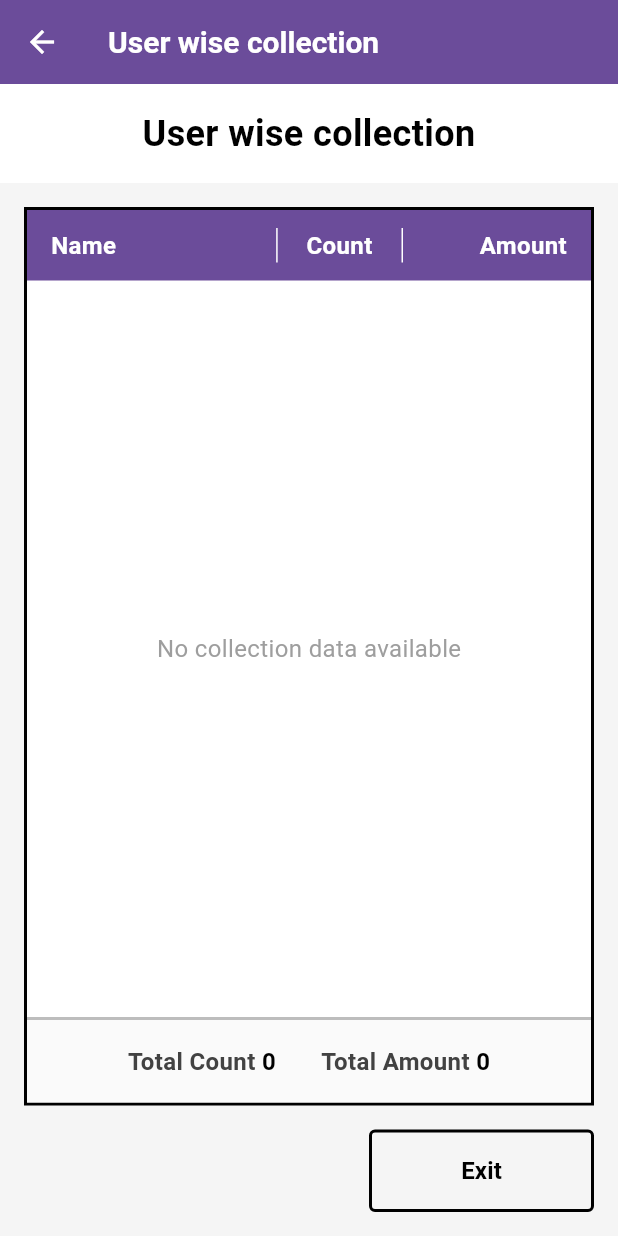
After one commit to Jayasri1702/moi_virunthu, a Flutter app: the UserWiseCollectionScreen screen opened by its route, on a phone screen of 412 x 824 dp. The commit adds this screen. Run offline on Flutter 3.47's test engine with Material 3 defaults, Android fonts, the phone set to English and light mode, and no system bars; our stand-ins replace pdf, printing, share_plus, supabase_flutter; missing offline and left inert: argon2; accounts and stored records are empty.

Commit message:
created user wise collection screen

```diff
--- a/lib/main.dart
+++ b/lib/main.dart
@@ -14,6 +14,7 @@ import 'screens/operator/collect_moi_screen.dart';
 import 'screens/operator/correct_village_name.dart'; // Add this line
 import 'screens/operator/uncle_reorder_screen.dart'; // Add this line
 import 'screens/operator/denomination_screen.dart';
+import 'screens/operator/user_wise_collection.dart';
 
 void main() async {
   WidgetsFlutterBinding.ensureInitialized();
@@ -47,6 +48,7 @@ class MyApp extends StatelessWidget {
         '/operator/correct-village-names': (context) => const CorrectVillageNamesScreen(),
         '/operator/uncle-reorder': (context) => const UncleReorderScreen(), // Add this line
         '/operator/denomination': (context) => const DenominationScreen(),
+        '/operator/user-collection': (context) => const UserWiseCollectionScreen(),
       },
     );
   }
--- a/lib/screens/operator/event_dashboard_screen.dart
+++ b/lib/screens/operator/event_dashboard_screen.dart
@@ -4,6 +4,7 @@ import 'collect_moi_screen.dart';
 import 'correct_village_name.dart'; // Add this import
 import 'uncle_reorder_screen.dart';
 import 'denomination_screen.dart';
+import 'user_wise_collection.dart';
 
 class EventDashboardScreen extends StatefulWidget {
   const EventDashboardScreen({super.key});
@@ -202,9 +203,13 @@ class _EventDashboardScreenState extends State<EventDashboardScreen> {
                       ),
                     );
                   }),
-                  const SizedBox(height: 12),
                   _buildActionButton('User wise collection', () {
-                    // Navigate to User wise collection screen
+                    Navigator.push(
+                      context,
+                      MaterialPageRoute(
+                        builder: (context) => const UserWiseCollectionScreen(),
+                      ),
+                    );
                   }),
                   const SizedBox(height: 12),
                   _buildActionButton('Similar Entries', () {
--- /dev/null
+++ b/lib/screens/operator/user_wise_collection.dart
@@ -0,0 +1,323 @@
+import 'package:flutter/material.dart';
+
+class UserWiseCollectionScreen extends StatefulWidget {
+  const UserWiseCollectionScreen({super.key});
+
+  @override
+  State<UserWiseCollectionScreen> createState() => _UserWiseCollectionScreenState();
+}
+
+class _UserWiseCollectionScreenState extends State<UserWiseCollectionScreen> {
+  // Empty list for now - will be populated from database later
+  List<Map<String, dynamic>> userCollections = [];
+
+  // Calculate totals
+  Map<String, dynamic> _calculateTotals() {
+    int totalCount = 0;
+    int totalAmount = 0;
+
+    for (var user in userCollections) {
+      totalCount += (user['count'] ?? 0) as int;
+      totalAmount += (user['amount'] ?? 0) as int;
+    }
+
+    return {
+      'totalCount': totalCount,
+      'totalAmount': totalAmount,
+    };
+  }
+
+  String _formatAmount(int amount) {
+    return amount.toString().replaceAllMapped(
+      RegExp(r'(\d{1,3})(?=(\d{3})+(?!\d))'),
+          (Match m) => '${m[1]},',
+    );
+  }
+
+  @override
+  Widget build(BuildContext context) {
+    final totals = _calculateTotals();
+
+    return Scaffold(
+      backgroundColor: Colors.grey[100],
+      appBar: AppBar(
+        backgroundColor: const Color(0xFF6B4C9A),
+        elevation: 0,
+        leading: IconButton(
+          icon: const Icon(Icons.arrow_back, color: Colors.white),
+          onPressed: () => Navigator.pop(context),
+        ),
+        title: const Text(
+          'User wise collection',
+          style: TextStyle(
+            color: Colors.white,
+            fontSize: 20,
+            fontWeight: FontWeight.bold,
+          ),
+        ),
+      ),
+      body: Column(
+        children: [
+          // Header
+          Container(
+            width: double.infinity,
+            padding: const EdgeInsets.all(16),
+            color: Colors.white,
+            child: const Text(
+              'User wise collection',
+              style: TextStyle(
+                fontSize: 24,
+                fontWeight: FontWeight.bold,
+                color: Colors.black,
+              ),
+              textAlign: TextAlign.center,
+            ),
+          ),
+
+          const SizedBox(height: 16),
+
+          // Table
+          Expanded(
+            child: Container(
+              margin: const EdgeInsets.symmetric(horizontal: 16),
+              decoration: BoxDecoration(
+                color: Colors.white,
+                border: Border.all(color: Colors.black, width: 2),
+              ),
+              child: Column(
+                children: [
+                  // Table Header
+                  Container(
+                    color: const Color(0xFF6B4C9A),
+                    padding: const EdgeInsets.symmetric(vertical: 12),
+                    child: Row(
+                      children: [
+                        Expanded(
+                          flex: 4,
+                          child: Container(
+                            padding: const EdgeInsets.symmetric(horizontal: 16),
+                            decoration: const BoxDecoration(
+                              border: Border(
+                                right: BorderSide(color: Colors.white, width: 1),
+                              ),
+                            ),
+                            child: const Text(
+                              'Name',
+                              style: TextStyle(
+                                color: Colors.white,
+                                fontWeight: FontWeight.bold,
+                                fontSize: 16,
+                              ),
+                            ),
+                          ),
+                        ),
+                        Expanded(
+                          flex: 2,
+                          child: Container(
+                            padding: const EdgeInsets.symmetric(horizontal: 16),
+                            decoration: const BoxDecoration(
+                              border: Border(
+                                right: BorderSide(color: Colors.white, width: 1),
+                              ),
+                            ),
+                            child: const Text(
+                              'Count',
+                              style: TextStyle(
+                                color: Colors.white,
+                                fontWeight: FontWeight.bold,
+                                fontSize: 16,
+                              ),
+                              textAlign: TextAlign.center,
+                            ),
+                          ),
+                        ),
+                        Expanded(
+                          flex: 3,
+                          child: Container(
+                            padding: const EdgeInsets.symmetric(horizontal: 16),
+                            child: const Text(
+                              'Amount',
+                              style: TextStyle(
+                                color: Colors.white,
+                                fontWeight: FontWeight.bold,
+                                fontSize: 16,
+                              ),
+                              textAlign: TextAlign.right,
+                            ),
+                          ),
+                        ),
+                      ],
+                    ),
+                  ),
+
+                  // Table Body
+                  Expanded(
+                    child: userCollections.isEmpty
+                        ? const Center(
+                      child: Text(
+                        'No collection data available',
+                        style: TextStyle(
+                          fontSize: 16,
+                          color: Colors.grey,
+                        ),
+                      ),
+                    )
+                        : ListView.builder(
+                      itemCount: userCollections.length,
+                      itemBuilder: (context, index) {
+                        final user = userCollections[index];
+                        return Container(
+                          decoration: BoxDecoration(
+                            border: Border(
+                              bottom: BorderSide(
+                                color: Colors.grey[300]!,
+                                width: 1,
+                              ),
+                            ),
+                          ),
+                          child: Row(
+                            children: [
+                              Expanded(
+                                flex: 4,
+                                child: Container(
+                                  padding: const EdgeInsets.all(16),
+                                  decoration: BoxDecoration(
+                                    border: Border(
+                                      right: BorderSide(
+                                        color: Colors.grey[300]!,
+                                        width: 1,
+                                      ),
+                                    ),
+                                  ),
+                                  child: Text(
+                                    user['name'] ?? '',
+                                    style: const TextStyle(fontSize: 14),
+                                  ),
+                                ),
+                              ),
+                              Expanded(
+                                flex: 2,
+                                child: Container(
+                                  padding: const EdgeInsets.all(16),
+                                  decoration: BoxDecoration(
+                                    border: Border(
+                                      right: BorderSide(
+                                        color: Colors.grey[300]!,
+                                        width: 1,
+                                      ),
+                                    ),
+                                  ),
+                                  child: Text(
+                                    (user['count'] ?? 0).toString(),
+                                    style: const TextStyle(fontSize: 14),
+                                    textAlign: TextAlign.center,
+                                  ),
+                                ),
+                              ),
+                              Expanded(
+                                flex: 3,
+                                child: Container(
+                                  padding: const EdgeInsets.all(16),
+                                  child: Text(
+                                    _formatAmount(user['amount'] ?? 0),
+                                    style: const TextStyle(
+                                      fontSize: 14,
+                                      fontWeight: FontWeight.w500,
+                                    ),
+                                    textAlign: TextAlign.right,
+                                  ),
+                                ),
+                              ),
+                            ],
+                          ),
+                        );
+                      },
+                    ),
+                  ),
+
+                  // Footer with totals
+                  Container(
+                    padding: const EdgeInsets.all(16),
+                    decoration: BoxDecoration(
+                      border: Border(
+                        top: BorderSide(color: Colors.grey[400]!, width: 2),
+                      ),
+                      color: Colors.grey[50],
+                    ),
+                    child: Row(
+                      mainAxisAlignment: MainAxisAlignment.center,
+                      children: [
+                        Text(
+                          'Total Count ',
+                          style: TextStyle(
+                            fontSize: 16,
+                            fontWeight: FontWeight.bold,
+                            color: Colors.grey[800],
+                          ),
+                        ),
+                        Text(
+                          '${totals['totalCount']}',
+                          style: const TextStyle(
+                            fontSize: 16,
+                            fontWeight: FontWeight.bold,
+                            color: Colors.black,
+                          ),
+                        ),
+                        const SizedBox(width: 30),
+                        Text(
+                          'Total Amount ',
+                          style: TextStyle(
+                            fontSize: 16,
+                            fontWeight: FontWeight.bold,
+                            color: Colors.grey[800],
+                          ),
+                        ),
+                        Text(
+                          _formatAmount(totals['totalAmount']),
+                          style: const TextStyle(
+                            fontSize: 16,
+                            fontWeight: FontWeight.bold,
+                            color: Colors.black,
+                          ),
+                        ),
+                      ],
+                    ),
+                  ),
+                ],
+              ),
+            ),
+          ),
+
+          // Exit Button
+          Padding(
+            padding: const EdgeInsets.all(16),
+            child: Align(
+              alignment: Alignment.centerRight,
+              child: SizedBox(
+                width: 150,
+                child: OutlinedButton(
+                  onPressed: () => Navigator.pop(context),
+                  style: OutlinedButton.styleFrom(
+                    padding: const EdgeInsets.symmetric(vertical: 16),
+                    side: const BorderSide(color: Colors.black, width: 2),
+                    shape: RoundedRectangleBorder(
+                      borderRadius: BorderRadius.circular(4),
+                    ),
+                  ),
+                  child: const Text(
+                    'Exit',
+                    style: TextStyle(
+                      fontSize: 16,
+                      fontWeight: FontWeight.bold,
+                      color: Colors.black,
+                    ),
+                  ),
+                ),
+              ),
+            ),
+          ),
+        ],
+      ),
+    );
+  }
+}
```
